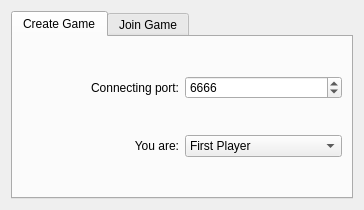
Before: the Qt Designer form plugins/ipconnect/configurationwidget.ui in Ignotus/kdots, drawn with Qt 5.
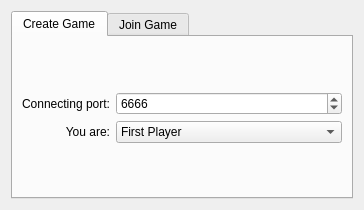
After: the same form once the commit is applied. Custom widgets are drawn as their Qt base class.

Commit message: Upd. newgame dialog interface

Diff of the .ui file:
```diff
--- a/plugins/ipconnect/configurationwidget.ui
+++ b/plugins/ipconnect/configurationwidget.ui
@@ -20,7 +20,7 @@
    <string>Game configuration</string>
   </property>
   <layout class="QGridLayout" name="gridLayout_2">
-   <item row="0" column="0">
+   <item row="0" column="1">
     <widget class="KTabWidget" name="tabWidget">
      <property name="currentIndex">
       <number>0</number>
@@ -31,26 +31,6 @@
       </attribute>
       <layout class="QGridLayout" name="gridLayout">
        <item row="1" column="0">
-        <widget class="QLabel" name="label_2">
-         <property name="text">
-          <string>You are:</string>
-         </property>
-         <property name="alignment">
-          <set>Qt::AlignRight|Qt::AlignTrailing|Qt::AlignVCenter</set>
-         </property>
-        </widget>
-       </item>
-       <item row="0" column="1">
-        <widget class="QSpinBox" name="listenPort">
-         <property name="maximum">
-          <number>99999</number>
-         </property>
-         <property name="value">
-          <number>6666</number>
-         </property>
-        </widget>
-       </item>
-       <item row="0" column="0">
         <widget class="QLabel" name="label_3">
          <property name="text">
           <string>Connecting port:</string>
@@ -60,7 +40,7 @@
          </property>
         </widget>
        </item>
-       <item row="1" column="1">
+       <item row="2" column="1">
         <widget class="KComboBox" name="user">
          <item>
           <property name="text">
@@ -74,6 +54,65 @@
          </item>
         </widget>
        </item>
+       <item row="2" column="0">
+        <widget class="QLabel" name="label_2">
+         <property name="text">
+          <string>You are:</string>
+         </property>
+         <property name="alignment">
+          <set>Qt::AlignRight|Qt::AlignTrailing|Qt::AlignVCenter</set>
+         </property>
+        </widget>
+       </item>
+       <item row="3" column="0">
+        <spacer name="verticalSpacer">
+         <property name="orientation">
+          <enum>Qt::Vertical</enum>
+         </property>
+         <property name="sizeHint" stdset="0">
+          <size>
+           <width>20</width>
+           <height>40</height>
+          </size>
+         </property>
+        </spacer>
+       </item>
+       <item row="1" column="1">
+        <widget class="QSpinBox" name="listenPort">
+         <property name="maximum">
+          <number>99999</number>
+         </property>
+         <property name="value">
+          <number>6666</number>
+         </property>
+        </widget>
+       </item>
+       <item row="3" column="1">
+        <spacer name="horizontalSpacer">
+         <property name="orientation">
+          <enum>Qt::Horizontal</enum>
+         </property>
+         <property name="sizeHint" stdset="0">
+          <size>
+           <width>40</width>
+           <height>20</height>
+          </size>
+         </property>
+        </spacer>
+       </item>
+       <item row="0" column="0">
+        <spacer name="verticalSpacer_4">
+         <property name="orientation">
+          <enum>Qt::Vertical</enum>
+         </property>
+         <property name="sizeHint" stdset="0">
+          <size>
+           <width>20</width>
+           <height>40</height>
+          </size>
+         </property>
+        </spacer>
+       </item>
       </layout>
      </widget>
      <widget class="QWidget" name="tabWidgetPage2">
```
Left out of the diff: 71 changed lines with no effect on the pictures. The commit also changes 2 other files.
